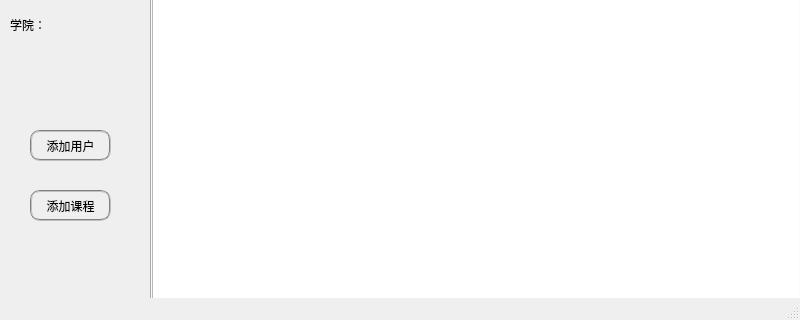
laddie132/Academic-Management-System-Demo, file source/mainwindow_admin.ui: the form before one commit; both pictures show x 0 to 800 and y 183 to 503 of the 800 by 503 pixel window.
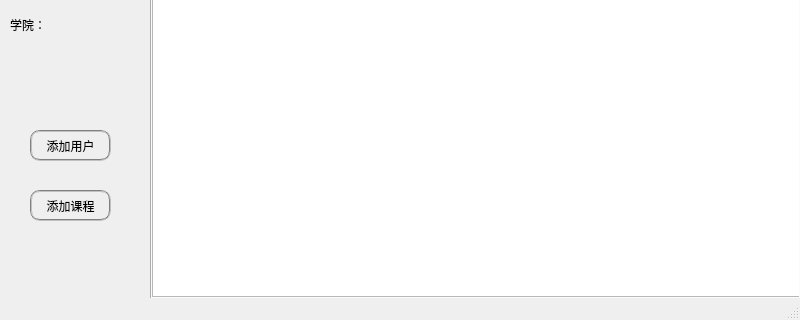
The form after the commit.

What changed in the file:
```diff
--- a/source/mainwindow_admin.ui
+++ b/source/mainwindow_admin.ui
@@ -66,7 +66,7 @@
            <x>0</x>
            <y>0</y>
            <width>651</width>
-           <height>441</height>
+           <height>431</height>
           </rect>
          </property>
          <property name="sizePolicy">
```
Left out of the diff: 8 changed lines with no effect on the pictures.
